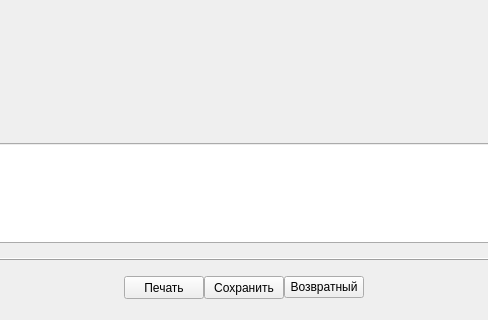
First picture: the form in tabcashoperation.ui, repository solderercb/snap_crm, before the edit; both pictures show x 344 to 832 and y 371 to 691 of the 1176 by 691 pixel window.
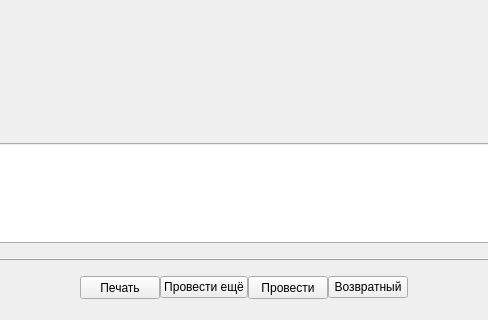
Second picture: the form after the edit. Icons and pictures are not drawn. Custom widgets are drawn as their Qt base class.

Commit message: tabCashOperation: добавлена кнопка "Провести ещё"; реализован метод load(); исправлены ошибки.

```diff
--- a/tabcashoperation.ui
+++ b/tabcashoperation.ui
@@ -680,7 +680,7 @@
             </property>
            </widget>
           </item>
-          <item row="0" column="1">
+          <item row="0" column="2">
            <widget class="QPushButton" name="buttonSave">
             <property name="enabled">
              <bool>true</bool>
@@ -698,17 +698,24 @@
              </size>
             </property>
             <property name="text">
-             <string>Сохранить</string>
+             <string>Провести</string>
             </property>
            </widget>
           </item>
-          <item row="0" column="2">
+          <item row="0" column="3">
            <widget class="QPushButton" name="buttonRevert">
             <property name="text">
              <string>Возвратный</string>
             </property>
            </widget>
           </item>
+          <item row="0" column="1">
+           <widget class="QPushButton" name="buttonSaveMore">
+            <property name="text">
+             <string>Провести ещё</string>
+            </property>
+           </widget>
+          </item>
          </layout>
         </item>
         <item row="0" column="1">
```
Left out of the diff: 19 changed lines with no effect on the pictures. The commit also changes 5 other files.
